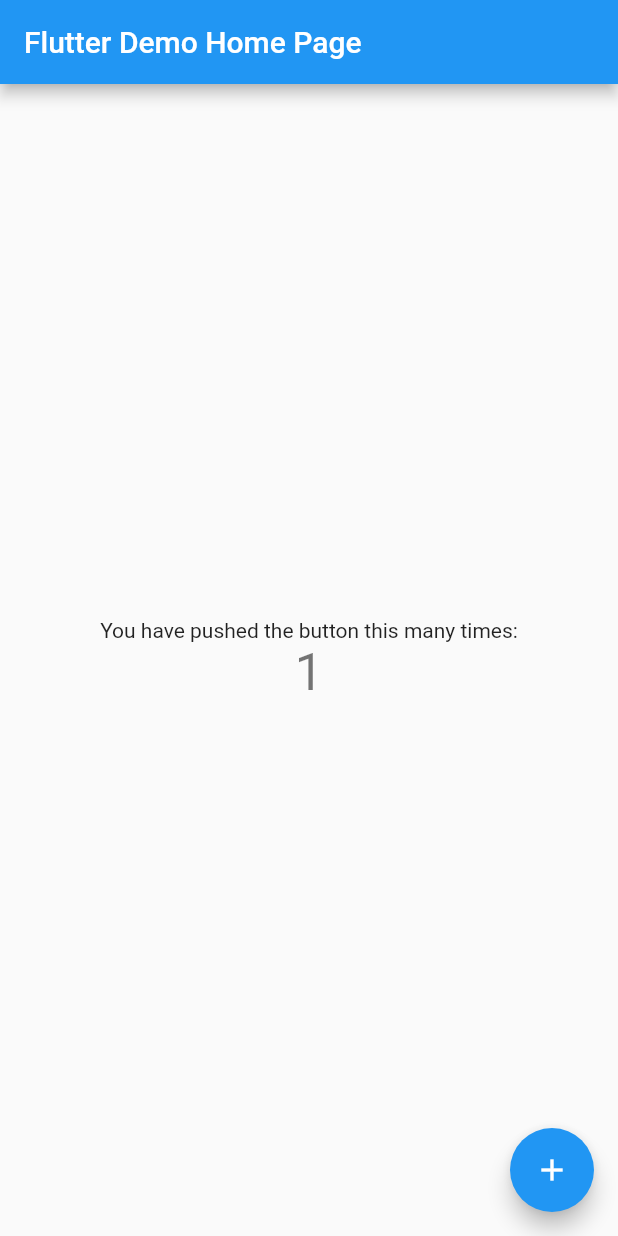
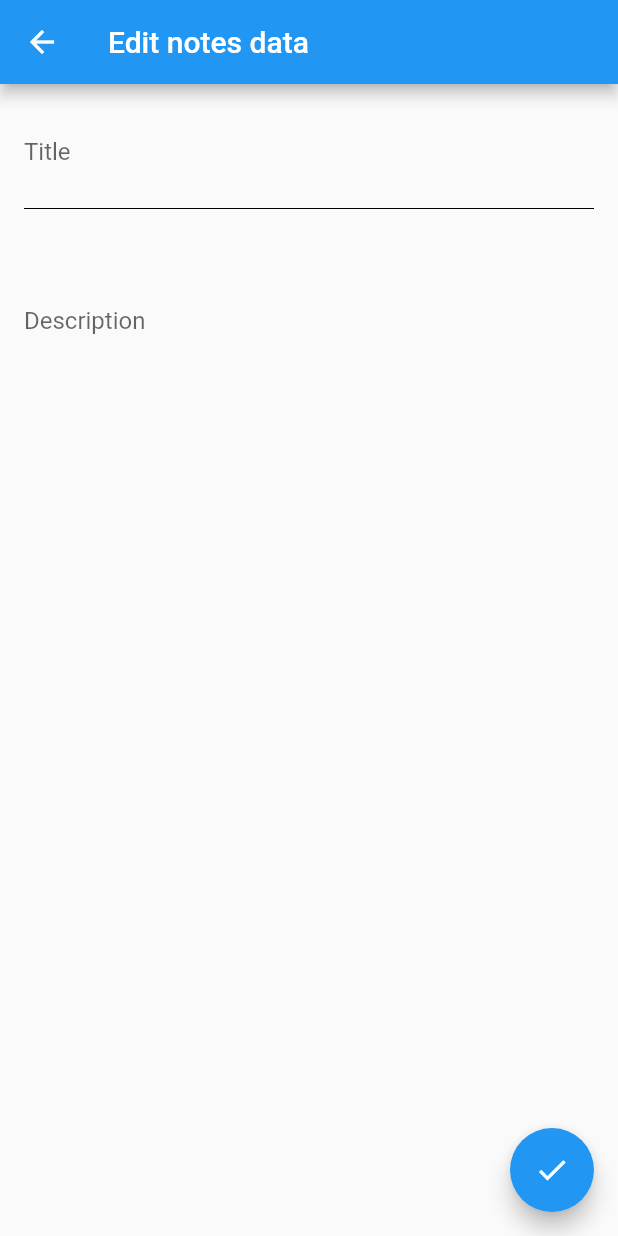
Before and after one commit to alextekartik/flutter_app_example, a Flutter app: the screen it shows after launch, after a tap on the "add" icon, on a phone screen of 412 x 824 dp. Run offline on Flutter 3.47's test engine with Material 2 defaults, Android fonts, the phone set to English and light mode, and no system bars; missing offline and left inert: idb_shim, tekartik_app_flutter_idb, tekartik_common_utils.

Commit message:
build: fix travis

```diff
--- /dev/null
+++ b/demoidb/analysis_options.yaml
@@ -0,0 +1,4 @@
+# Defines a default set of lint rules enforced for
+# projects at Google. For details and rationale,
+# see https://github.com/dart-lang/pedantic#enabled-lints.
+include: package:pedantic/analysis_options.yaml
--- /dev/null
+++ b/notepad/analysis_options.yaml
@@ -0,0 +1,4 @@
+# Defines a default set of lint rules enforced for
+# projects at Google. For details and rationale,
+# see https://github.com/dart-lang/pedantic#enabled-lints.
+include: package:pedantic/analysis_options.yaml
--- a/notepad/lib/main.dart
+++ b/notepad/lib/main.dart
@@ -1,111 +1,29 @@
 import 'package:flutter/material.dart';
+import 'package:tekartik_app_flutter_idb/idb.dart';
+import 'package:tekartik_notepad_app/note_provider.dart';
+import 'package:tekartik_notepad_app/page/note_list.dart';
 
-void main() => runApp(MyApp());
+Future main() async {
+  WidgetsFlutterBinding.ensureInitialized();
+  var noteProvider = NoteProvider(idbFactory: idbFactory);
+  await noteProvider.open();
+  runApp(MyApp(noteProvider: noteProvider));
+}
 
 class MyApp extends StatelessWidget {
+  final NoteProvider noteProvider;
+
+  const MyApp({Key key, this.noteProvider}) : super(key: key);
   // This widget is the root of your application.
   @override
   Widget build(BuildContext context) {
     return MaterialApp(
-      title: 'Flutter Demo',
-      theme: ThemeData(
-        // This is the theme of your application.
-        //
-        // Try running your application with "flutter run". You'll see the
-        // application has a blue toolbar. Then, without quitting the app, try
-        // changing the primarySwatch below to Colors.green and then invoke
-        // "hot reload" (press "r" in the console where you ran "flutter run",
-        // or simply save your changes to "hot reload" in a Flutter IDE).
-        // Notice that the counter didn't reset back to zero; the application
-        // is not restarted.
-        primarySwatch: Colors.blue,
-      ),
-      home: MyHomePage(title: 'Flutter Demo Home Page'),
-    );
+        title: 'Flutter Demo',
+        theme: ThemeData(
+          primarySwatch: Colors.blue,
+        ),
+        home: NoteListPage(
+          noteProvider: noteProvider,
+        ));
   }
 }
-
-class MyHomePage extends StatefulWidget {
-  MyHomePage({Key key, this.title}) : super(key: key);
-
-  // This widget is the home page of your application. It is stateful, meaning
-  // that it has a State object (defined below) that contains fields that affect
-  // how it looks.
-
-  // This class is the configuration for the state. It holds the values (in this
-  // case the title) provided by the parent (in this case the App widget) and
-  // used by the build method of the State. Fields in a Widget subclass are
-  // always marked "final".
-
-  final String title;
-
-  @override
-  _MyHomePageState createState() => _MyHomePageState();
-}
-
-class _MyHomePageState extends State<MyHomePage> {
-  int _counter = 0;
-
-  void _incrementCounter() {
-    setState(() {
-      // This call to setState tells the Flutter framework that something has
-      // changed in this State, which causes it to rerun the build method below
-      // so that the display can reflect the updated values. If we changed
-      // _counter without calling setState(), then the build method would not be
-      // called again, and so nothing would appear to happen.
-      _counter++;
-    });
-  }
-
-  @override
-  Widget build(BuildContext context) {
-    // This method is rerun every time setState is called, for instance as done
-    // by the _incrementCounter method above.
-    //
-    // The Flutter framework has been optimized to make rerunning build methods
-    // fast, so that you can just rebuild anything that needs updating rather
-    // than having to individually change instances of widgets.
-    return Scaffold(
-      appBar: AppBar(
-        // Here we take the value from the MyHomePage object that was created by
-        // the App.build method, and use it to set our appbar title.
-        title: Text(widget.title),
-      ),
-      body: Center(
-        // Center is a layout widget. It takes a single child and positions it
-        // in the middle of the parent.
-        child: Column(
-          // Column is also a layout widget. It takes a list of children and
-          // arranges them vertically. By default, it sizes itself to fit its
-          // children horizontally, and tries to be as tall as its parent.
-          //
-          // Invoke "debug painting" (press "p" in the console, choose the
-          // "Toggle Debug Paint" action from the Flutter Inspector in Android
-          // Studio, or the "Toggle Debug Paint" command in Visual Studio Code)
-          // to see the wireframe for each widget.
-          //
-          // Column has various properties to control how it sizes itself and
-          // how it positions its children. Here we use mainAxisAlignment to
-          // center the children vertically; the main axis here is the vertical
-          // axis because Columns are vertical (the cross axis would be
-          // horizontal).
-          mainAxisAlignment: MainAxisAlignment.center,
-          children: <Widget>[
-            Text(
-              'You have pushed the button this many times:',
-            ),
-            Text(
-              '$_counter',
-              style: Theme.of(context).textTheme.display1,
-            ),
-          ],
-        ),
-      ),
-      floatingActionButton: FloatingActionButton(
-        onPressed: _incrementCounter,
-        tooltip: 'Increment',
-        child: Icon(Icons.add),
-      ), // This trailing comma makes auto-formatting nicer for build methods.
-    );
-  }
-}
--- /dev/null
+++ b/notepad/lib/page/note_edit.dart
@@ -0,0 +1,85 @@
+import 'package:flutter/material.dart';
+import 'package:tekartik_notepad_app/note_provider.dart';
+
+class NoteEditPage extends StatefulWidget {
+  final NoteProvider noteProvider;
+  final Note note;
+
+  /// If [note] is null, it is a new note
+  NoteEditPage({this.note, this.noteProvider});
+
+  @override
+  NoteEditPageState createState() {
+    return NoteEditPageState();
+  }
+}
+
+class NoteEditPageState extends State<NoteEditPage> {
+  NoteProvider get noteProvider => widget.noteProvider;
+  Note get note => widget.note;
+
+  final _formKey = GlobalKey<FormState>();
+
+  String _title;
+  String _description;
+
+  Future _submit() async {
+    if (_formKey.currentState.validate()) {
+      _formKey.currentState.save();
+      await noteProvider.saveNote(
+          Note(title: _title, descritpion: _description, id: note?.id));
+      Navigator.pop(context);
+    }
+  }
+
+  @override
+  Widget build(BuildContext context) {
+    return Scaffold(
+      appBar: AppBar(
+        title: Text("Edit notes data"),
+      ),
+      body: Container(
+          margin: EdgeInsets.all(16.0),
+          child: Form(
+              key: _formKey,
+              child: Column(
+                  crossAxisAlignment: CrossAxisAlignment.start,
+                  mainAxisAlignment: MainAxisAlignment.start,
+                  children: <Widget>[
+                    Container(
+                      child: TextFormField(
+                        decoration: InputDecoration(
+                          labelText: "Title",
+                          border: InputBorder.none,
+                        ),
+                        key: Key("title"),
+                        initialValue: note?.title,
+                        validator: (val) =>
+                            val.isNotEmpty ? null : "Title must not be empty",
+                        onSaved: (val) => _title = val,
+                      ),
+                    ),
+                    Container(
+                        child: Divider(
+                      color: Colors.black,
+                    )),
+                    TextFormField(
+                      decoration: InputDecoration(
+                        labelText: "Description",
+                        border: InputBorder.none,
+                      ),
+                      key: Key("description"),
+                      initialValue: note?.descritpion,
+                      validator: (val) => val.isNotEmpty
+                          ? null
+                          : "Description must not be empty",
+                      onSaved: (val) => _description = val,
+                      keyboardType: TextInputType.multiline,
+                      maxLines: 5,
+                    )
+                  ]))),
+      floatingActionButton: FloatingActionButton(
+          onPressed: () => _submit(), child: Icon(Icons.check)),
+    );
+  }
+}
--- /dev/null
+++ b/notepad/lib/page/note_list.dart
@@ -0,0 +1,79 @@
+import 'package:flutter/material.dart';
+import 'package:tekartik_notepad_app/note_provider.dart';
+
+import 'note_edit.dart';
+
+class NoteListPage extends StatefulWidget {
+  final NoteProvider noteProvider;
+
+  const NoteListPage({Key key, @required this.noteProvider}) : super(key: key);
+  @override
+  State<StatefulWidget> createState() {
+    return NoteListPageState();
+  }
+}
+
+class NoteListPageState extends State<NoteListPage> {
+  NoteProvider get noteProvider => widget.noteProvider;
+  @override
+  void dispose() {
+    super.dispose();
+  }
+
+  @override
+  Widget build(BuildContext context) {
+    return FutureBuilder<List<Note>>(
+      future: widget.noteProvider.getNotes(),
+      builder: (context, snapshot) {
+        return Scaffold(
+          appBar: AppBar(
+            title: Text("Notepad"),
+          ),
+          body: buildNotesList(snapshot),
+          floatingActionButton: FloatingActionButton(
+              onPressed: () => Navigator.of(context).push(MaterialPageRoute(
+                  builder: (_) =>
+                      NoteEditPage(noteProvider: widget.noteProvider))),
+              child: Icon(Icons.add)),
+        );
+      },
+    );
+  }
+
+  Widget buildNotesList(AsyncSnapshot<List<Note>> snapshot) {
+    switch (snapshot.connectionState) {
+      case ConnectionState.none:
+      case ConnectionState.waiting:
+        return CircularProgressIndicator();
+      default:
+        if (snapshot.hasError) {
+          return Text("Unexected error occurs: ${snapshot.error}");
+        }
+        var notes = snapshot.data;
+        return ListView.builder(
+            itemBuilder: (BuildContext context, int index) =>
+                _createItem(notes, index),
+            itemCount: notes.length);
+    }
+  }
+
+  Widget _createItem(List<Note> notes, int index) {
+    return Dismissible(
+      key: UniqueKey(),
+      onDismissed: (direction) async {
+        await noteProvider.deleteNote(notes[index].id);
+      },
+      child: ListTile(
+        title: Text(notes[index].title),
+        subtitle: Text(notes[index].descritpion.length > 50
+            ? notes[index].descritpion.substring(0, 50)
+            : notes[index].descritpion),
+        onTap: () {
+          Navigator.of(context).push(MaterialPageRoute(
+              builder: (_) => NoteEditPage(
+                  noteProvider: noteProvider, note: notes[index])));
+        },
+      ),
+    );
+  }
+}
```
Also changed, not shown: notepad/lib/note_provider.dart (+39 -151 lines), 6 other files.
